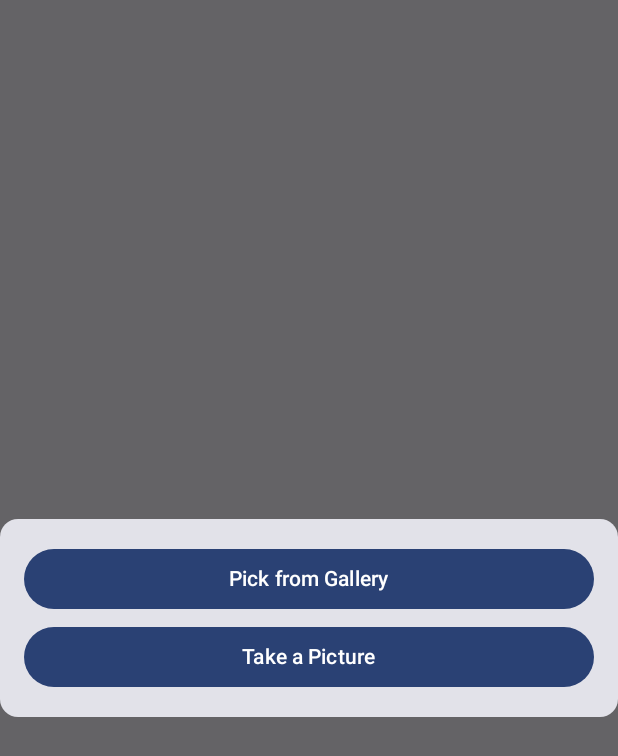
After one commit to Dhanfinix/LensSolver, an Android app built with Jetpack Compose: the composable LensDialog shown on its own in the app's theme, on a phone screen of 412 x 824 dp. The commit adds this screen. Shown: the top 756 px of the screen. Run offline under Robolectric (Android 15) with nearby library versions, the phone set to English and light mode, and no system bars.

Commit message:
Selector dialog

```diff
--- a/app/src/main/AndroidManifest.xml
+++ b/app/src/main/AndroidManifest.xml
@@ -1,7 +1,8 @@
 <?xml version="1.0" encoding="utf-8"?>
 <manifest xmlns:android="http://schemas.android.com/apk/res/android"
     xmlns:tools="http://schemas.android.com/tools">
-
+    <uses-feature android:name="android.hardware.camera"/>
+    <uses-feature android:name="android.hardware.camera.autofocus"/>
     <application
         android:allowBackup="true"
         android:dataExtractionRules="@xml/data_extraction_rules"
--- /dev/null
+++ b/app/src/main/java/com/dhandev/lenssolver/LensDialog.kt
@@ -0,0 +1,52 @@
+package com.dhandev.lenssolver
+
+import androidx.compose.foundation.layout.Column
+import androidx.compose.foundation.layout.Spacer
+import androidx.compose.foundation.layout.fillMaxWidth
+import androidx.compose.foundation.layout.height
+import androidx.compose.foundation.layout.padding
+import androidx.compose.material3.BasicAlertDialog
+import androidx.compose.material3.Button
+import androidx.compose.material3.Card
+import androidx.compose.material3.ExperimentalMaterial3Api
+import androidx.compose.material3.Text
+import androidx.compose.runtime.Composable
+import androidx.compose.ui.Modifier
+import androidx.compose.ui.unit.dp
+
+
+@OptIn(ExperimentalMaterial3Api::class)
+@Composable
+fun LensDialog(
+    modifier: Modifier = Modifier,
+    onDismiss: ()->Unit,
+    onCamera: ()->Unit,
+    onPicker: ()->Unit
+) {
+    BasicAlertDialog(onDismissRequest = { onDismiss() }) {
+        val btnModifier = Modifier.fillMaxWidth()
+        Card{
+            Column(modifier.padding(16.dp)) {
+                Button(
+                    modifier = btnModifier,
+                    onClick = {
+                        onDismiss()
+                        onPicker()
+                    }
+                ) {
+                    Text(text = "Pick from Gallery")
+                }
+                Spacer(modifier = Modifier.height(4.dp))
+                Button(
+                    modifier = btnModifier,
+                    onClick = {
+                        onDismiss()
+                        onCamera()
+                    }
+                ) {
+                    Text(text = "Take a Picture")
+                }
+            }
+        }
+    }
+}
```
Also changed, not shown: app/src/main/java/com/dhandev/lenssolver/HomeScreen.kt (+22 -14 lines).
